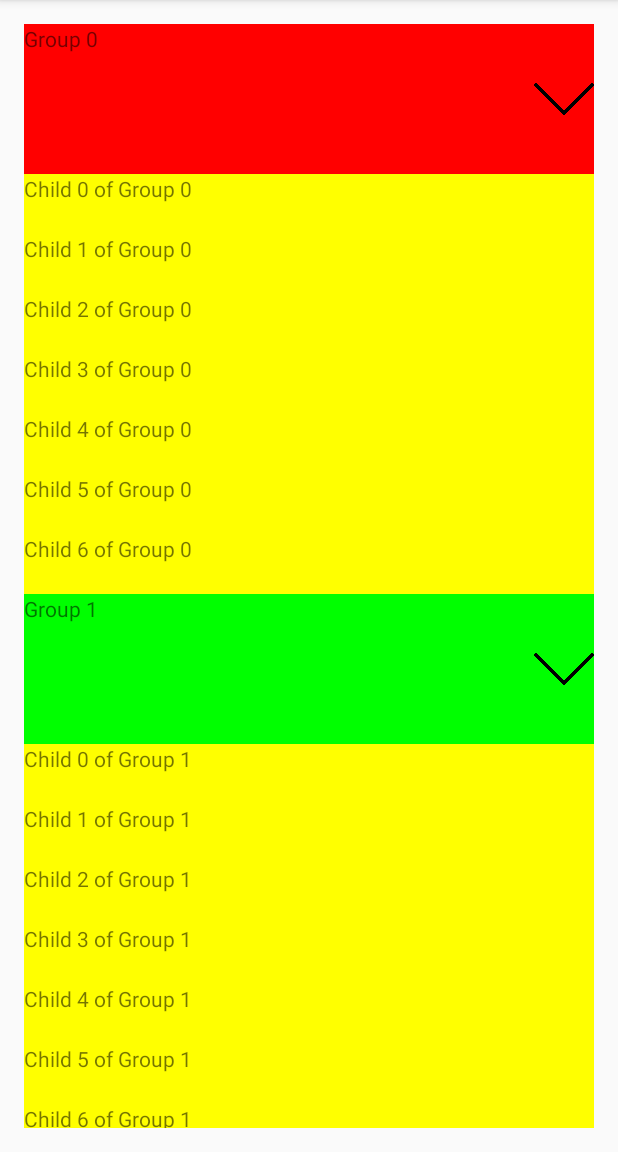
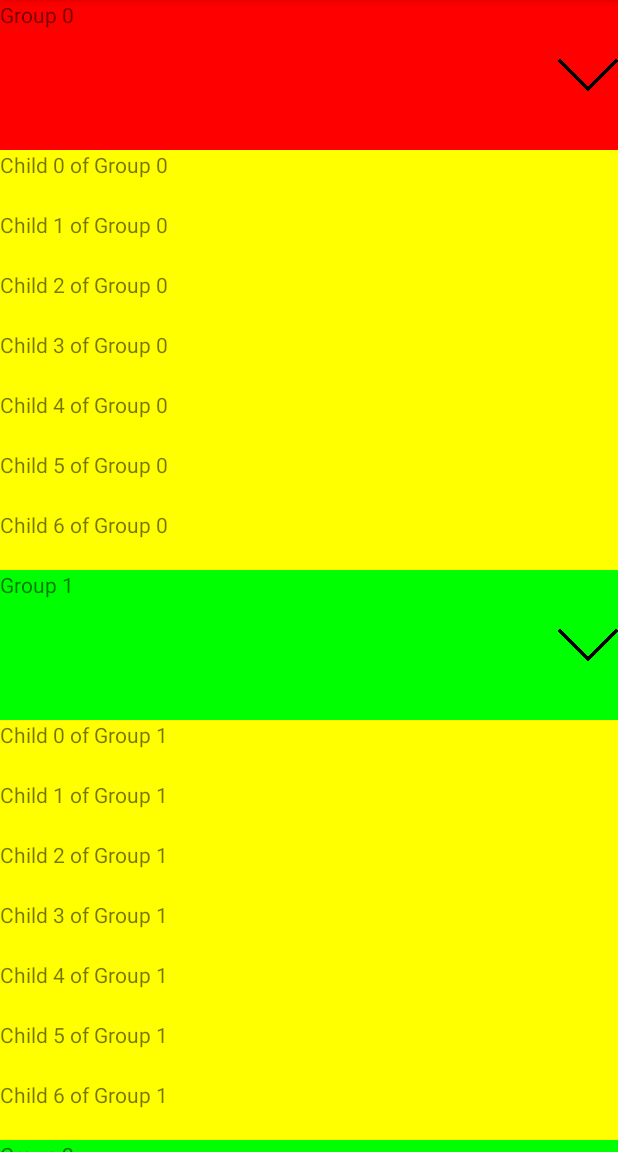
Before and after one commit to armansimonyan13/ExpandableRecyclerView, an Android app: the screen it shows after launch (MainActivity), on a phone screen of 412 x 824 dp, the part 84-1236 px from its top. Run offline under Robolectric (Android 15) with nearby library versions, the phone set to English and light mode, and no system bars.

```diff
--- a/app/src/main/java/com/example/armansimonyan/projectx/Adapter.kt
+++ b/app/src/main/java/com/example/armansimonyan/projectx/Adapter.kt
@@ -16,9 +16,7 @@ import android.widget.TextView
 class Adapter(context: Context, val data: List<GroupItem>) : RecyclerView.Adapter<RecyclerView.ViewHolder>(), View.OnClickListener {
 
 	companion object {
-		@JvmField
 		val GROUP_TYPE: Int = 0
-		@JvmField
 		val CHILD_TYPE: Int = 1
 	}
 
--- a/app/src/main/res/layout/activity_main.xml
+++ b/app/src/main/res/layout/activity_main.xml
@@ -4,10 +4,6 @@
 		xmlns:tools="http://schemas.android.com/tools"
 		android:layout_width="match_parent"
 		android:layout_height="match_parent"
-		android:paddingBottom="@dimen/activity_vertical_margin"
-		android:paddingLeft="@dimen/activity_horizontal_margin"
-		android:paddingRight="@dimen/activity_horizontal_margin"
-		android:paddingTop="@dimen/activity_vertical_margin"
 		tools:context="com.example.armansimonyan.projectx.MainActivity">
 
 	<android.support.v7.widget.RecyclerView
```
